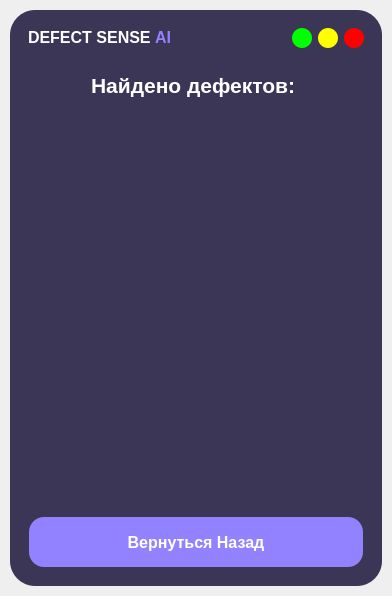
Before: the Qt Designer form ui/qt_designer/main_window.ui in DIMFLIX-OFFICIAL/DefectSenseAI, drawn with Qt 5.
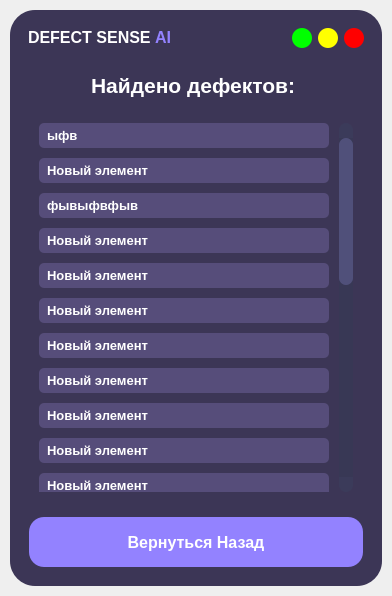
After: the same form once the commit is applied. Icons and pictures are not drawn.

The edit to the form file:
```diff
--- a/ui/qt_designer/main_window.ui
+++ b/ui/qt_designer/main_window.ui
@@ -29,6 +29,96 @@
    <iconset resource="resources.qrc">
     <normaloff>:/logo/resources/logo.png</normaloff>:/logo/resources/logo.png</iconset>
   </property>
+  <property name="styleSheet">
+   <string notr="true">/* VERTICAL SCROLLBAR */
+ QScrollBar:vertical {
+	border: none;
+    background: rgb(45, 45, 68);
+    width: 14px;
+    margin: 15px 0 15px 0;
+	border-radius: 0px;
+ }
+
+/*  HANDLE BAR VERTICAL */
+QScrollBar::handle:vertical {	
+	background-color: rgb(80, 80, 122);
+	min-height: 30px;
+	border-radius: 7px;
+}
+QScrollBar::handle:vertical:hover{	
+	background-color: #9382FF;
+}
+QScrollBar::handle:vertical:pressed {	
+	background-color: #9382FF;
+}
+
+/* BTN TOP - SCROLLBAR */
+QScrollBar::sub-line:vertical {
+	border: none;
+	background-color: rgb(59, 59, 90);
+	height: 15px;
+	border-top-left-radius: 7px;
+	border-top-right-radius: 7px;
+	subcontrol-position: top;
+	subcontrol-origin: margin;
+}
+QScrollBar::sub-line:vertical:hover {	
+	background-color: #9382FF;
+}
+QScrollBar::sub-line:vertical:pressed {	
+	background-color: #9382FF;
+}
+
+/* BTN BOTTOM - SCROLLBAR */
+QScrollBar::add-line:vertical {
+	border: none;
+	background-color: rgb(59, 59, 90);
+	height: 15px;
+	border-bottom-left-radius: 7px;
+	border-bottom-right-radius: 7px;
+	subcontrol-position: bottom;
+	subcontrol-origin: margin;
+}
+QScrollBar::add-line:vertical:hover {	
+	background-color: #9382FF;
+}
+QScrollBar::add-line:vertical:pressed {	
+	background-color: #9382FF;
+}
+
+/* RESET ARROW */
+QScrollBar::up-arrow:vertical, QScrollBar::down-arrow:vertical {
+	background: none;
+}
+QScrollBar::add-page:vertical, QScrollBar::sub-page:vertical {
+	background: none;
+}
+
+
+
+/* HORIZONTAL SCROLLBAR - HOMEWORK */
+QScrollBar:horizontal {
+   
+}
+QScrollBar::handle:horizontal {
+    
+}
+QScrollBar::add-line:horizontal {
+    
+}
+QScrollBar::sub-line:horizontal {
+    
+}
+QScrollBar::up-arrow:horizontal, QScrollBar::down-arrow:horizontal
+{
+
+}
+QScrollBar::add-page:horizontal, QScrollBar::sub-page:horizontal
+{
+
+}
+</string>
+  </property>
   <widget class="QWidget" name="centralwidget">
    <layout class="QVBoxLayout" name="verticalLayout">
     <property name="spacing">
@@ -406,7 +496,12 @@
         color: white;
         padding: 5px;
 		margin-bottom: 10px;
-    }</string>
+		margin-right: 10px;
+    }
+ QScrollBar:vertical {
+	border: none;
+    background: rgb(56, 56, 85);
+ }</string>
              </property>
              <property name="editTriggers">
               <set>QAbstractItemView::NoEditTriggers</set>
@@ -426,6 +521,121 @@
              <property name="selectionRectVisible">
               <bool>false</bool>
              </property>
+             <item>
+              <property name="text">
+               <string>ыфв</string>
+              </property>
+             </item>
+             <item>
+              <property name="text">
+               <string>Новый элемент</string>
+              </property>
+             </item>
+             <item>
+              <property name="text">
+               <string>фывыфвфыв</string>
+              </property>
+             </item>
+             <item>
+              <property name="text">
+               <string>Новый элемент</string>
+              </property>
+             </item>
+             <item>
+              <property name="text">
+               <string>Новый элемент</string>
+              </property>
+             </item>
+             <item>
+              <property name="text">
+               <string>Новый элемент</string>
+              </property>
+             </item>
+             <item>
+              <property name="text">
+               <string>Новый элемент</string>
+              </property>
+             </item>
+             <item>
+              <property name="text">
+               <string>Новый элемент</string>
+              </property>
+             </item>
+             <item>
+              <property name="text">
+               <string>Новый элемент</string>
+              </property>
+             </item>
+             <item>
+              <property name="text">
+               <string>Новый элемент</string>
+              </property>
+             </item>
+             <item>
+              <property name="text">
+               <string>Новый элемент</string>
+              </property>
+             </item>
+             <item>
+              <property name="text">
+               <string>Новый элемент</string>
+              </property>
+             </item>
+             <item>
+              <property name="text">
+               <string>Новый элемент</string>
+              </property>
+             </item>
+             <item>
+              <property name="text">
+               <string>Новый элемент</string>
+              </property>
+             </item>
+             <item>
+              <property name="text">
+               <string>Новый элемент</string>
+              </property>
+             </item>
+             <item>
+              <property name="text">
+               <string>Новый элемент</string>
+              </property>
+             </item>
+             <item>
+              <property name="text">
+               <string>Новый элемент</string>
+              </property>
+             </item>
+             <item>
+              <property name="text">
+               <string>Новый элемент</string>
+              </property>
+             </item>
+             <item>
+              <property name="text">
+               <string>Новый элемент</string>
+              </property>
+             </item>
+             <item>
+              <property name="text">
+               <string>Новый элемент</string>
+              </property>
+             </item>
+             <item>
+              <property name="text">
+               <string>Новый элемент</string>
+              </property>
+             </item>
+             <item>
+              <property name="text">
+               <string>Новый элемент</string>
+              </property>
+             </item>
+             <item>
+              <property name="text">
+               <string>Новый элемент</string>
+              </property>
+             </item>
             </widget>
            </item>
            <item>
```
